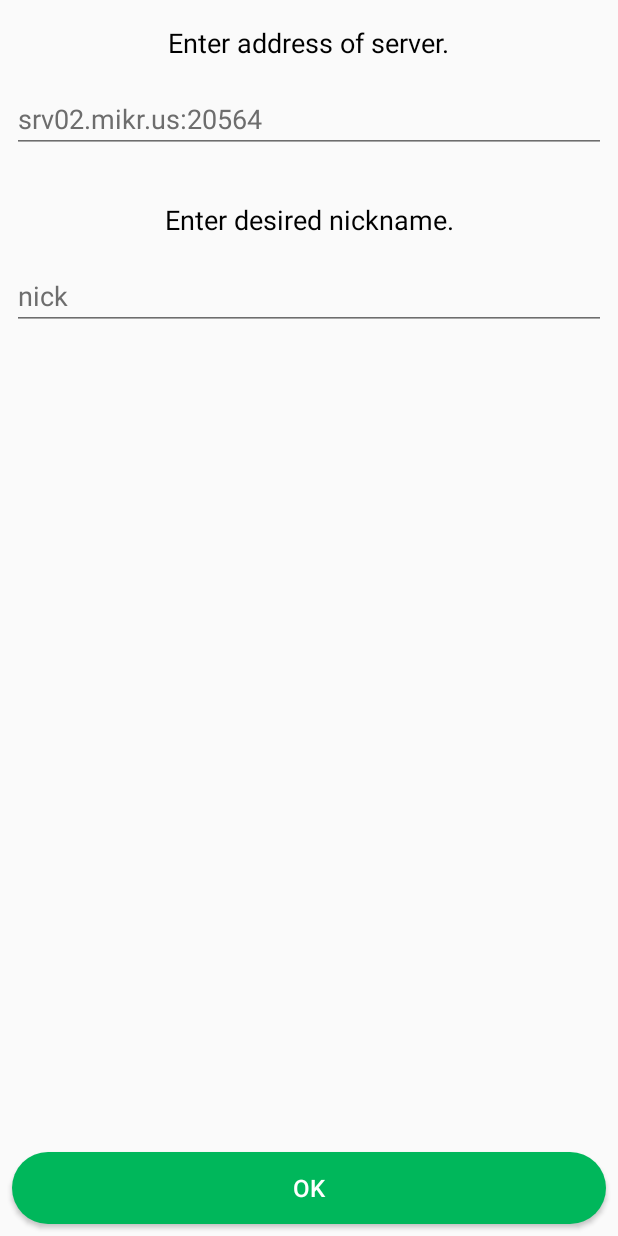
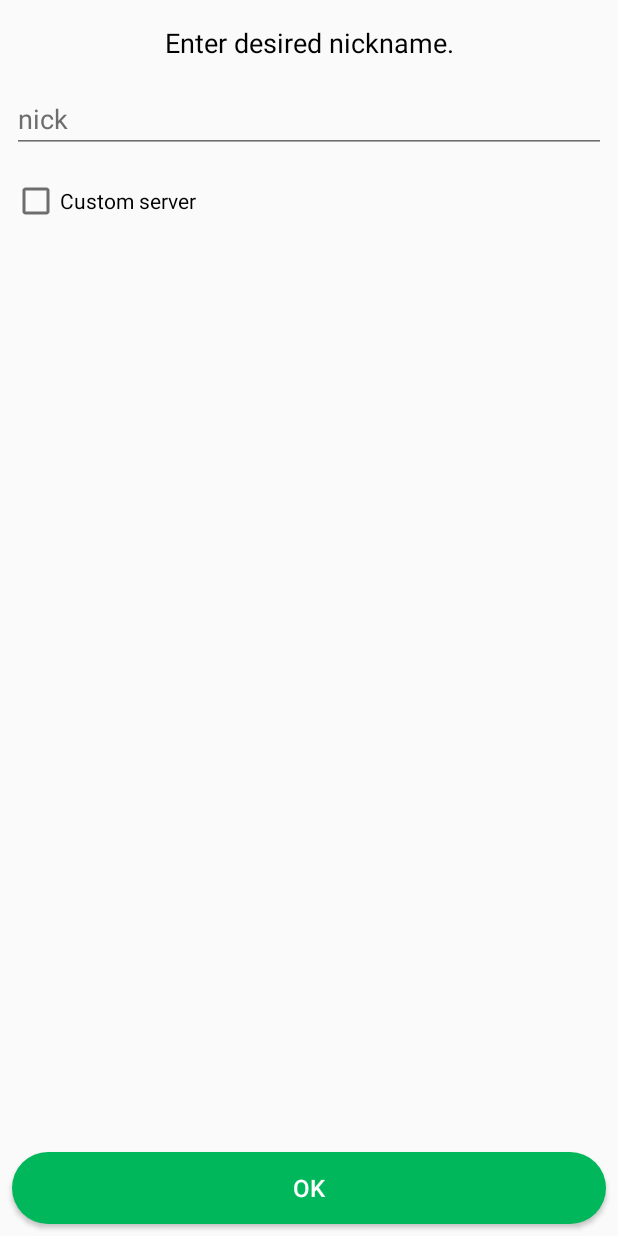
Before and after one commit to dawidd6/AndTTT, an Android app: the fragment ConnectFragment shown on its own in the app's theme, after a tap on "OK", on a phone screen of 412 x 824 dp. Run offline under Robolectric (Android 15) with nearby library versions, the phone set to English and light mode, and no system bars; our stand-ins replace ButterKnife, EventBus; libraries missing offline, so code that uses them is left out: com.afollestad.materialdialogs; 2 statements that could not run were skipped.

Commit message:
improvements and bug fixes
fragment_rooms:
- 'Rooms' text is now placed lower
ConnectFragment:
- fixed crash when connection was lost
- show error when address has incorrect format
fragment_connect:
- added 'custom server' checkbox

```diff
--- a/app/src/main/java/com/github/dawidd6/andttt/fragments/BaseFragment.java
+++ b/app/src/main/java/com/github/dawidd6/andttt/fragments/BaseFragment.java
@@ -30,6 +30,7 @@ public abstract class BaseFragment extends Fragment {
     private MaterialDialog dialogToDismiss;
 
     protected boolean isOnline;
+    private boolean isDisconnected;
 
     @Override
     public void onCreate(Bundle savedInstanceState) {
@@ -54,7 +55,7 @@ public abstract class BaseFragment extends Fragment {
             public void onLost(Network network) {
                 super.onLost(network);
 
-                onDisconnect(null);
+                EventBus.getDefault().post(new DisconnectEvent());
             }
         });
     }
@@ -169,6 +170,11 @@ public abstract class BaseFragment extends Fragment {
         if(isRemoving())
             return;
 
+        if(isDisconnected)
+            return;
+
+        isDisconnected = true;
+
         showError(R.string.disconnected, ((dialog, which) -> {
             dialog.dismiss();
             getFragmentManager()
--- a/app/src/main/java/com/github/dawidd6/andttt/fragments/ConnectFragment.java
+++ b/app/src/main/java/com/github/dawidd6/andttt/fragments/ConnectFragment.java
@@ -6,8 +6,12 @@ import android.os.Bundle;
 import android.view.LayoutInflater;
 import android.view.View;
 import android.view.ViewGroup;
+import android.widget.CheckBox;
+import android.widget.CompoundButton;
 import android.widget.EditText;
+import android.widget.TextView;
 import butterknife.BindView;
+import butterknife.OnCheckedChanged;
 import butterknife.OnClick;
 import com.github.dawidd6.andttt.ClientService;
 import com.github.dawidd6.andttt.R;
@@ -20,9 +24,13 @@ import org.greenrobot.eventbus.ThreadMode;
 
 public class ConnectFragment extends BaseFragment {
     public static final String TAG = "ConnectFragment";
+    @BindView(R.id.nameEdit) EditText nameEdit;
+    @BindView(R.id.serverCheck) CheckBox serverCheck;
+    @BindView(R.id.addressText) TextView addressText;
     @BindView(R.id.addressEdit) EditText addressEdit;
-    @BindView(R.id.nameEdit) EditText nameEdit;
     private boolean isConnected;
+    private boolean isCustomServer;
+    private String server = "srv02.mikr.us:20564";
 
     @Override
     public void onCreate(Bundle savedInstanceState) {
@@ -41,12 +49,23 @@ public class ConnectFragment extends BaseFragment {
         super.onViewCreated(view, savedInstanceState);
 
         getActivity().startService(new Intent(getActivity(), ClientService.class));
+
+        addressEdit.setVisibility(View.GONE);
+        addressText.setVisibility(View.GONE);
     }
 
     @OnClick(R.id.okButton)
     public void onOkButtonClick() {
         connect();
         register();
+    }
+
+    @OnCheckedChanged(R.id.serverCheck)
+    public void onCustomServerChecked(CompoundButton button, boolean checked) {
+        isCustomServer = checked;
+
+        addressText.setVisibility(checked ? View.VISIBLE : View.GONE);
+        addressEdit.setVisibility(checked ? View.VISIBLE : View.GONE);
     }
 
     @Subscribe(threadMode = ThreadMode.MAIN)
@@ -83,13 +102,17 @@ public class ConnectFragment extends BaseFragment {
 
     private void connect() {
         if(!isConnected) {
-            String address = addressEdit.getText().toString();
-            if(address.isEmpty())
-                address = addressEdit.getHint().toString();
+            String address = isCustomServer ? addressEdit.getText().toString() : server;
             String split[] = address.split(":");
             String host = split[0];
-            int port = Integer.valueOf(split[1]);
-            EventBus.getDefault().post(new ConnectEvent(host, port));
+            try {
+                int port = Integer.valueOf(split[1]);
+                EventBus.getDefault().post(new ConnectEvent(host, port));
+            } catch(ArrayIndexOutOfBoundsException | NumberFormatException e) {
+                showError(R.string.wrong_format, ((dialog, which) -> {
+                    dialog.dismiss();
+                }));
+            }
         }
     }
 
--- a/app/src/main/res/layout/fragment_connect.xml
+++ b/app/src/main/res/layout/fragment_connect.xml
@@ -28,12 +28,12 @@
         android:layout_height="wrap_content"
         android:layout_marginEnd="8dp"
         android:layout_marginStart="8dp"
-        android:layout_marginTop="32dp"
+        android:layout_marginTop="16dp"
         android:text="@string/enter_name"
         android:textSize="18sp"
         app:layout_constraintEnd_toEndOf="parent"
         app:layout_constraintStart_toStartOf="parent"
-        app:layout_constraintTop_toBottomOf="@+id/addressEdit" />
+        app:layout_constraintTop_toTopOf="parent" />
 
     <TextView
         android:id="@+id/addressText"
@@ -45,8 +45,9 @@
         android:text="@string/enter_address"
         android:textSize="18sp"
         app:layout_constraintEnd_toEndOf="parent"
+        app:layout_constraintHorizontal_bias="0.502"
         app:layout_constraintStart_toStartOf="parent"
-        app:layout_constraintTop_toTopOf="parent" />
+        app:layout_constraintTop_toBottomOf="@+id/serverCheck" />
 
     <Button
         android:id="@+id/okButton"
@@ -71,10 +72,22 @@
         android:layout_marginStart="8dp"
         android:layout_marginTop="16dp"
         android:ems="10"
-        android:hint="srv02.mikr.us:20564"
+        android:hint="host:port"
         android:inputType="textPersonName"
         app:layout_constraintEnd_toEndOf="parent"
+        app:layout_constraintHorizontal_bias="0.0"
         app:layout_constraintStart_toStartOf="parent"
         app:layout_constraintTop_toBottomOf="@+id/addressText" />
 
+    <CheckBox
+        android:id="@+id/serverCheck"
+        android:layout_width="wrap_content"
+        android:layout_height="wrap_content"
+        android:layout_marginStart="8dp"
+        android:layout_marginTop="16dp"
+        android:text="@string/custom_server"
+        android:textColor="?android:attr/textColor"
+        app:layout_constraintStart_toStartOf="parent"
+        app:layout_constraintTop_toBottomOf="@+id/nameEdit" />
+
 </android.support.constraint.ConstraintLayout>
--- a/app/src/main/res/layout/fragment_rooms.xml
+++ b/app/src/main/res/layout/fragment_rooms.xml
@@ -27,7 +27,7 @@
         android:layout_height="wrap_content"
         android:layout_marginEnd="8dp"
         android:layout_marginStart="8dp"
-        android:layout_marginTop="8dp"
+        android:layout_marginTop="16dp"
         android:text="@string/rooms"
         android:textSize="22sp"
         android:textStyle="bold"
--- a/app/src/main/res/values/strings.xml
+++ b/app/src/main/res/values/strings.xml
@@ -82,4 +82,6 @@
     <string name="input">Input</string>
     <string name="question">Question</string>
     <string name="please_wait">Please wait</string>
+    <string name="wrong_format">Wrong address format.</string>
+    <string name="custom_server">Custom server</string>
 </resources>
```
Also changed, not shown: 1 other file.
